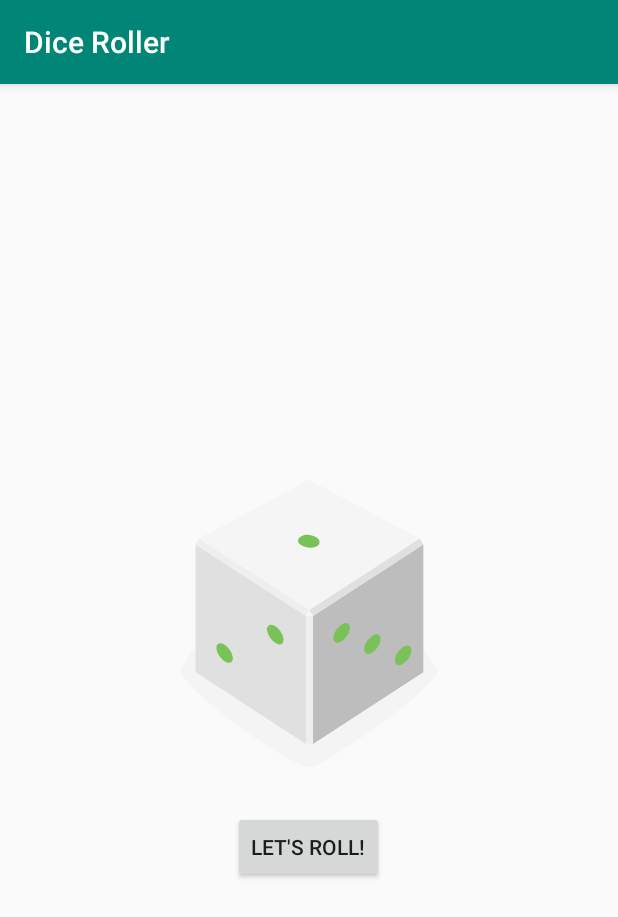
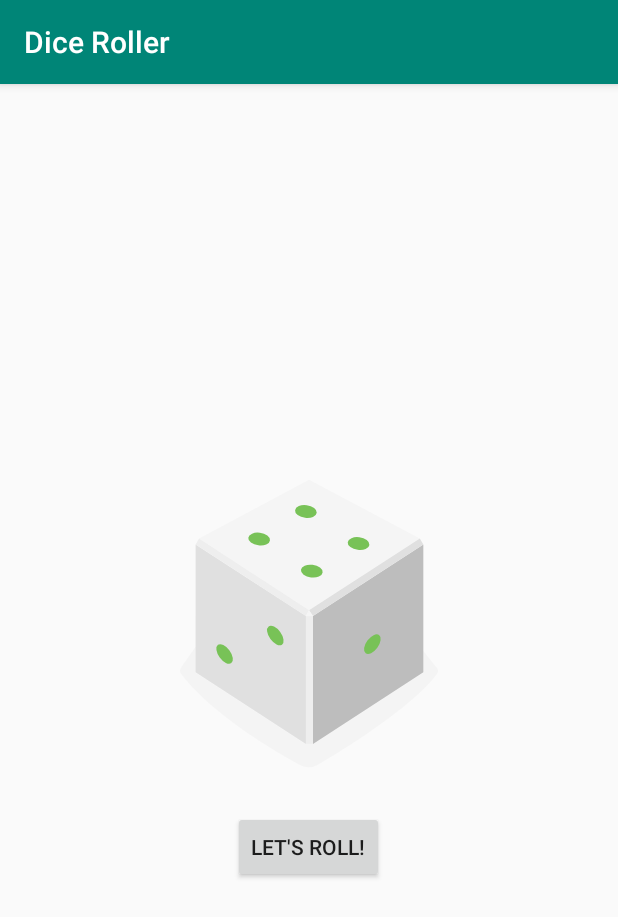
Before and after one commit to croworc/DiceRoller, an Android app: the screen it shows after launch (MainActivity), after a tap on "LET'S ROLL!", on a phone screen of 412 x 824 dp. Shown: the top 917 px of the screen. Run offline under Robolectric (Android 15) with nearby library versions, the phone set to English and light mode, and no system bars.

Commit message:
feat: Use the ImageView to display the respective dice drawable

```diff
--- a/app/src/main/java/com/croworc/android/diceroller/MainActivity.kt
+++ b/app/src/main/java/com/croworc/android/diceroller/MainActivity.kt
@@ -3,6 +3,7 @@ package com.croworc.android.diceroller
 import android.support.v7.app.AppCompatActivity
 import android.os.Bundle
 import android.widget.Button
+import android.widget.ImageView
 import android.widget.TextView
 import android.widget.Toast
 
@@ -20,7 +21,16 @@ class MainActivity : AppCompatActivity() {
     }
 
     private fun rollDice() {
-        val resultText: TextView = findViewById(R.id.result_text)
-        resultText.text = (1..6).shuffled().first().toString()
+        val randomInt = (1..6).shuffled().first()
+        val drawableResource = when (randomInt) {
+            1    -> R.drawable.dice_1
+            2    -> R.drawable.dice_2
+            3    -> R.drawable.dice_3
+            4    -> R.drawable.dice_4
+            5    -> R.drawable.dice_5
+            else -> R.drawable.dice_6
+        }
+        val diceImage: ImageView = findViewById(R.id.dice_image)
+        diceImage.setImageResource(drawableResource)
     }
 }
```
